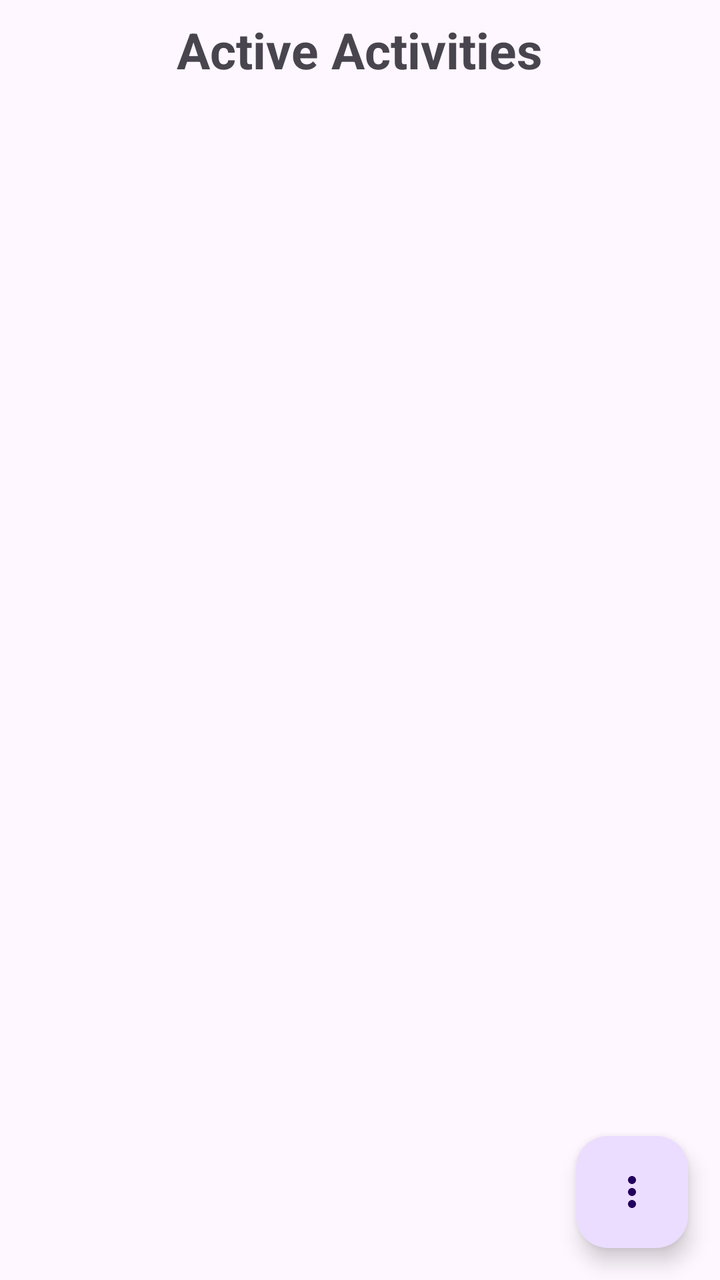
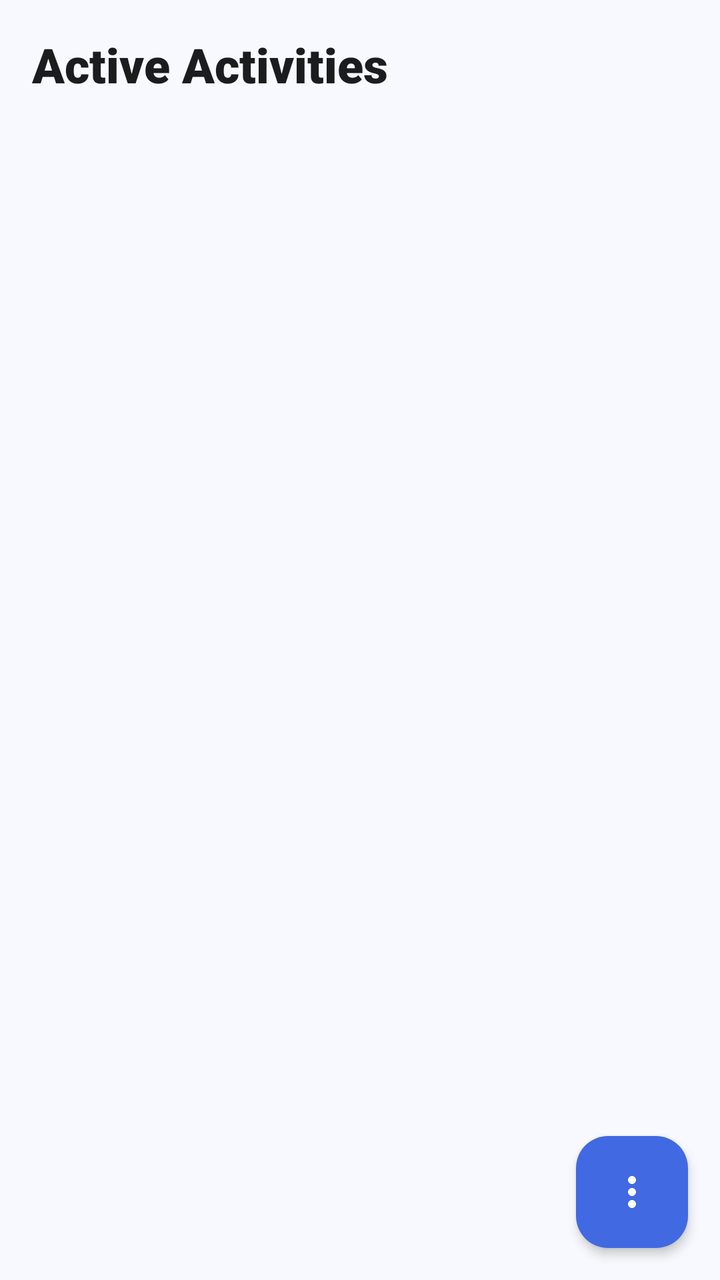

An Android layout rendered at two revisions. The XML below is the earlier revision; the diff shows what the commit changed to produce the second picture.
<!-- AndroidManifest.xml: application theme Theme.ActivityTracker -->
<!-- res/layout/fragment_active_activities.xml -->
<?xml version="1.0" encoding="utf-8"?>
<RelativeLayout xmlns:android="http://schemas.android.com/apk/res/android"
    xmlns:tools="http://schemas.android.com/tools"
    xmlns:app="http://schemas.android.com/apk/res-auto"
    android:layout_width="match_parent"
    android:layout_height="match_parent"
    android:theme="@style/Base.Theme.ActivityTracker"
    tools:context=".ActiveActivitiesFragment">

    <LinearLayout
        android:id="@+id/activityNameLayout"
        android:layout_width="match_parent"
        android:layout_height="wrap_content"
        android:orientation="vertical"
        android:layout_marginTop="8dp"
        android:gravity="center_horizontal">

        <TextView
            android:id="@+id/activityNameView"
            android:layout_width="wrap_content"
            android:layout_height="wrap_content"
            android:text="Active Activities"
            android:textSize="25sp"
            android:textStyle="bold" />
    </LinearLayout>

    
    <RelativeLayout
        android:id="@+id/searchItemLayout"
        android:layout_width="match_parent"
        android:layout_height="wrap_content"
        android:visibility="gone"
        android:layout_below="@+id/activityNameLayout"
        android:padding="16dp">

        <EditText
            android:id="@+id/itemSearch"
            android:layout_width="match_parent"
            android:layout_height="wrap_content"
            android:hint="Search Activity" />

        <ImageButton
            android:id="@+id/clearButton"
            android:layout_width="wrap_content"
            android:layout_height="wrap_content"
            android:layout_alignParentEnd="true"
            android:layout_centerVertical="true"
            android:src="@drawable/ic_clear"
            android:padding="5dp" />
    </RelativeLayout>

    
    <RelativeLayout
        android:id="@+id/addItemLayout"
        android:layout_width="match_parent"
        android:layout_height="wrap_content"
        android:layout_below="@id/searchItemLayout"
        android:visibility="gone"
        android:padding="16dp">

        <EditText
            android:id="@+id/itemName"
            android:layout_width="match_parent"
            android:layout_height="wrap_content"
            android:hint="Activity Name"
            android:layout_toStartOf="@id/sendButton" />

        <ImageButton
            android:id="@+id/sendButton"
            android:layout_width="wrap_content"
            android:layout_height="wrap_content"
            android:layout_alignParentEnd="true"
            android:layout_centerVertical="true"
            android:src="@drawable/ic_send" />
    </RelativeLayout>

    
    <androidx.recyclerview.widget.RecyclerView
        android:id="@+id/activityRecyclerView"
        android:layout_width="match_parent"
        android:layout_height="match_parent"
        android:layout_below="@id/addItemLayout"
        android:layout_marginTop="16dp"
        android:paddingStart="16dp"
        android:paddingEnd="16dp"
        app:layoutManager="androidx.recyclerview.widget.LinearLayoutManager"/>

    
    <com.google.android.material.floatingactionbutton.FloatingActionButton
        android:id="@+id/fabActionButton"
        android:layout_width="wrap_content"
        android:layout_height="wrap_content"
        android:layout_alignParentEnd="true"
        android:layout_alignParentBottom="true"
        android:layout_marginEnd="16dp"
        android:layout_marginBottom="16dp"
        android:src="@drawable/ic_more_vert" />

    <com.google.android.material.floatingactionbutton.FloatingActionButton
        android:id="@+id/addActionButton"
        android:layout_width="wrap_content"
        android:layout_height="wrap_content"
        android:layout_above="@id/fabActionButton"
        android:layout_alignStart="@id/fabActionButton"
        android:layout_marginBottom="16dp"
        android:visibility="gone"
        android:src="@drawable/ic_add" />

    <com.google.android.material.floatingactionbutton.FloatingActionButton
        android:id="@+id/searchActionButton"
        android:layout_width="wrap_content"
        android:layout_height="wrap_content"
        android:layout_above="@id/addActionButton"
        android:layout_alignStart="@id/addActionButton"
        android:visibility="gone"
        android:layout_marginBottom="16dp"
        android:src="@drawable/ic_search" />

</RelativeLayout>
<!-- resources referenced by this layout -->
<resources>
  <!-- drawable ic_add (drawable) -->
  <?xml version="1.0" encoding="utf-8"?>
  <vector android:height="24dp"
      android:tint="#ffffff"
      android:viewportHeight="24"
      android:viewportWidth="24"
      android:width="24dp"
      xmlns:android="http://schemas.android.com/apk/res/android">
      <path
          android:fillColor="@android:color/white"
          android:pathData="M12,2C6.48,2 2,6.48 2,12s4.48,10 10,10 10,-4.48 10,-10S17.52,2 12,2zM17,13h-4v4h-2v-4L7,13v-2h4L11,7h2v4h4v2z" />
  </vector>
  <!-- drawable ic_clear (drawable) -->
  <?xml version="1.0" encoding="utf-8"?>
  <vector android:height="24dp"
      android:viewportHeight="24"
      android:viewportWidth="24"
      android:width="24dp"
      xmlns:android="http://schemas.android.com/apk/res/android">
      <path
          android:fillColor="@color/black"
          android:pathData="M19,6.41L17.59,5 12,10.59 6.41,5 5,6.41 10.59,12 5,17.59 6.41,19 12,13.41 17.59,19 19,17.59 13.41,12z" />
  </vector>
  <!-- drawable ic_search (drawable) -->
  <?xml version="1.0" encoding="utf-8"?>
  <vector android:height="24dp"
      android:tint="#ffffff"
      android:viewportHeight="24"
      android:viewportWidth="24"
      android:width="24dp"
      xmlns:android="http://schemas.android.com/apk/res/android">
      <path
          android:fillColor="@android:color/white"
          android:pathData="M15.5,14h-0.79l-0.28,-0.27C15.41,12.59 16,11.11 16,9.5 16,5.91 13.09,3 9.5,3S3,5.91 3,9.5 5.91,16 9.5,16c1.61,0 3.09,-0.59 4.23,-1.57l0.27,0.28v0.79l5,4.99L20.49,19l-4.99,-5zM9.5,14C7.01,14 5,11.99 5,9.5S7.01,5 9.5,5 14,7.01 14,9.5 11.99,14 9.5,14z" />
  </vector>
  <!-- drawable ic_send (drawable) -->
  <?xml version="1.0" encoding="utf-8"?>
  <vector android:autoMirrored="true"
      android:height="24dp"
      android:tint="#ffffff"
      android:viewportHeight="24"
      android:viewportWidth="24"
      android:width="24dp"
      xmlns:android="http://schemas.android.com/apk/res/android">
      <path
          android:fillColor="@android:color/white"
          android:pathData="M2.01,21L23,12 2.01,3 2,10l15,2 -15,2z" />
  </vector>
  <style name="Theme.ActivityTracker" parent="Base.Theme.ActivityTracker" />
  <color name="black">#FF000000</color>
  <color name="colorRoyalBlue">#4169E1</color>
  <color name="colorDodgerBlue">#1E90FF</color>
  <color name="white">#FFFFFFFF</color>
  <color name="colorLightYellow">#FFFFE0</color>
  <color name="colorBoundaryBlue">#1E88E5</color>
  <!-- unchanged entries left out for length: 2 -->
</resources>

<!-- the commit's change to res/layout/fragment_active_activities.xml (unified diff, before → after) -->
@@ -1,27 +1,31 @@
 <?xml version="1.0" encoding="utf-8"?>
 <RelativeLayout xmlns:android="http://schemas.android.com/apk/res/android"
+    xmlns:app="http://schemas.android.com/apk/res-auto"
     xmlns:tools="http://schemas.android.com/tools"
-    xmlns:app="http://schemas.android.com/apk/res-auto"
     android:layout_width="match_parent"
     android:layout_height="match_parent"
+    android:background="@color/surface_light"
     android:theme="@style/Base.Theme.ActivityTracker"
     tools:context=".ActiveActivitiesFragment">
 
+    
     <LinearLayout
         android:id="@+id/activityNameLayout"
         android:layout_width="match_parent"
         android:layout_height="wrap_content"
         android:orientation="vertical"
-        android:layout_marginTop="8dp"
-        android:gravity="center_horizontal">
+        android:paddingHorizontal="@dimen/padding_large"
+        android:paddingTop="@dimen/padding_large"
+        android:paddingBottom="@dimen/padding_tiny">
 
         <TextView
             android:id="@+id/activityNameView"
             android:layout_width="wrap_content"
             android:layout_height="wrap_content"
-            android:text="Active Activities"
-            android:textSize="25sp"
-            android:textStyle="bold" />
+            android:text="@string/title_active_activities"
+            android:textSize="@dimen/text_size_large"
+            android:textColor="@color/black"
+            android:fontFamily="sans-serif-black" />
     </LinearLayout>
 
     
@@ -29,24 +33,38 @@
         android:id="@+id/searchItemLayout"
         android:layout_width="match_parent"
         android:layout_height="wrap_content"
-        android:visibility="gone"
-        android:layout_below="@+id/activityNameLayout"
-        android:padding="16dp">
+        android:layout_below="@id/activityNameLayout"
+        android:layout_marginHorizontal="@dimen/margin_large"
+        android:layout_marginTop="@dimen/margin_standard"
+        android:background="@drawable/bg_action_bar_input"
+        android:paddingHorizontal="@dimen/padding_medium"
+        android:paddingVertical="@dimen/padding_tiny"
+        android:elevation="@dimen/card_elevation"
+        android:visibility="gone">
 
         <EditText
             android:id="@+id/itemSearch"
             android:layout_width="match_parent"
-            android:layout_height="wrap_content"
-            android:hint="Search Activity" />
+            android:layout_height="44dp"
+            android:layout_toStartOf="@id/clearButton"
+            android:background="@null"
+            android:hint="@string/hint_search_activity"
+            android:textColor="@color/black"
+            android:textColorHint="@color/light_gray"
+            android:textSize="@dimen/text_size_body"
+            android:inputType="text"
+            android:imeOptions="actionSearch" />
 
         <ImageButton
             android:id="@+id/clearButton"
-            android:layout_width="wrap_content"
-            android:layout_height="wrap_content"
+            android:layout_width="40dp"
+            android:layout_height="40dp"
             android:layout_alignParentEnd="true"
             android:layout_centerVertical="true"
+            android:background="?attr/selectableItemBackgroundBorderless"
             android:src="@drawable/ic_clear"
-            android:padding="5dp" />
+            android:contentDescription="@string/cd_clear_search"
+            app:tint="@color/light_gray" />
     </RelativeLayout>
 
     
@@ -55,23 +73,37 @@
         android:layout_width="match_parent"
         android:layout_height="wrap_content"
         android:layout_below="@id/searchItemLayout"
-        android:visibility="gone"
-        android:padding="16dp">
+        android:layout_marginHorizontal="@dimen/margin_large"
+        android:layout_marginTop="@dimen/margin_standard"
+        android:background="@drawable/bg_action_bar_input"
+        android:paddingHorizontal="@dimen/padding_medium"
+        android:paddingVertical="@dimen/padding_tiny"
+        android:elevation="@dimen/card_elevation"
+        android:visibility="gone">
 
         <EditText
             android:id="@+id/itemName"
             android:layout_width="match_parent"
-            android:layout_height="wrap_content"
-            android:hint="Activity Name"
-            android:layout_toStartOf="@id/sendButton" />
+            android:layout_height="44dp"
+            android:layout_toStartOf="@id/sendButton"
+            android:background="@null"
+            android:hint="@string/hint_activity_name"
+            android:textColor="@color/black"
+            android:textColorHint="@color/light_gray"
+            android:textSize="@dimen/text_size_body"
+            android:inputType="textCapSentences"
+            android:imeOptions="actionDone" />
 
         <ImageButton
             android:id="@+id/sendButton"
-            android:layout_width="wrap_content"
-            android:layout_height="wrap_content"
+            android:layout_width="40dp"
+            android:layout_height="40dp"
             android:layout_alignParentEnd="true"
             android:layout_centerVertical="true"
-            android:src="@drawable/ic_send" />
+            android:background="?attr/selectableItemBackgroundBorderless"
+            android:src="@drawable/ic_send"
+            android:contentDescription="@string/cd_add_activity"
+            app:tint="@color/colorRoyalBlue" />
     </RelativeLayout>
 
     
@@ -80,10 +112,11 @@
         android:layout_width="match_parent"
         android:layout_height="match_parent"
         android:layout_below="@id/addItemLayout"
-        android:layout_marginTop="16dp"
-        android:paddingStart="16dp"
-        android:paddingEnd="16dp"
-        app:layoutManager="androidx.recyclerview.widget.LinearLayoutManager"/>
+        android:layout_marginTop="@dimen/margin_standard"
+        android:clipToPadding="false"
+        android:paddingBottom="88dp"
+        android:scrollbars="none"
+        app:layoutManager="androidx.recyclerview.widget.LinearLayoutManager" />
 
     
     <com.google.android.material.floatingactionbutton.FloatingActionButton
@@ -92,28 +125,44 @@
         android:layout_height="wrap_content"
         android:layout_alignParentEnd="true"
         android:layout_alignParentBottom="true"
-        android:layout_marginEnd="16dp"
-        android:layout_marginBottom="16dp"
-        android:src="@drawable/ic_more_vert" />
+        android:layout_marginEnd="@dimen/fab_margin"
+        android:layout_marginBottom="@dimen/fab_margin"
+        android:src="@drawable/ic_more_vert"
+        android:contentDescription="@string/cd_fab_menu"
+        app:backgroundTint="@color/colorRoyalBlue"
+        app:tint="@color/white"
+        app:elevation="@dimen/card_elevation" />
 
+    
     <com.google.android.material.floatingactionbutton.FloatingActionButton
         android:id="@+id/addActionButton"
         android:layout_width="wrap_content"
         android:layout_height="wrap_content"
         android:layout_above="@id/fabActionButton"
         android:layout_alignStart="@id/fabActionButton"
-        android:layout_marginBottom="16dp"
+        android:layout_marginBottom="@dimen/margin_large"
+        android:src="@drawable/ic_add"
+        android:contentDescription="@string/cd_fab_add"
         android:visibility="gone"
-        android:src="@drawable/ic_add" />
+        app:fabSize="mini"
+        app:backgroundTint="@color/colorPrimary"
+        app:tint="@color/white"
+        app:elevation="@dimen/card_elevation" />
 
+    
     <com.google.android.material.floatingactionbutton.FloatingActionButton
         android:id="@+id/searchActionButton"
         android:layout_width="wrap_content"
         android:layout_height="wrap_content"
         android:layout_above="@id/addActionButton"
         android:layout_alignStart="@id/addActionButton"
+        android:layout_marginBottom="@dimen/margin_large"
+        android:src="@drawable/ic_search"
+        android:contentDescription="@string/cd_fab_search"
         android:visibility="gone"
-        android:layout_marginBottom="16dp"
-        android:src="@drawable/ic_search" />
+        app:fabSize="mini"
+        app:backgroundTint="@color/lavender"
+        app:tint="@color/white"
+        app:elevation="@dimen/card_elevation" />
 
 </RelativeLayout>
<!-- resource entries referenced after the edit -->
@@ -24,35 +24,63 @@
           android:pathData="M19,6.41L17.59,5 12,10.59 6.41,5 5,6.41 10.59,12 5,17.59 6.41,19 12,13.41 17.59,19 19,17.59 13.41,12z" />
   </vector>
   <!-- drawable ic_search (drawable) -->
-  <?xml version="1.0" encoding="utf-8"?>
-  <vector android:height="24dp"
-      android:tint="#ffffff"
-      android:viewportHeight="24"
+  <vector xmlns:android="http://schemas.android.com/apk/res/android"
+      android:width="24dp"
+      android:height="24dp"
       android:viewportWidth="24"
-      android:width="24dp"
-      xmlns:android="http://schemas.android.com/apk/res/android">
+      android:viewportHeight="24">
       <path
-          android:fillColor="@android:color/white"
-          android:pathData="M15.5,14h-0.79l-0.28,-0.27C15.41,12.59 16,11.11 16,9.5 16,5.91 13.09,3 9.5,3S3,5.91 3,9.5 5.91,16 9.5,16c1.61,0 3.09,-0.59 4.23,-1.57l0.27,0.28v0.79l5,4.99L20.49,19l-4.99,-5zM9.5,14C7.01,14 5,11.99 5,9.5S7.01,5 9.5,5 14,7.01 14,9.5 11.99,14 9.5,14z" />
+          android:fillColor="@color/white"
+          android:pathData="M15.5,14h-0.79l-0.28,-0.27C15.41,12.59 16,11.11 16,9.5 16,5.91 13.09,3 9.5,3S3,5.91 3,9.5 5.91,16 9.5,16c1.61,0 3.09,-0.59 4.23,-1.57l0.27,0.28v0.79l5,4.99L20.49,19l-4.99,-5zM9.5,14C7.01,14 5,11.99 5,9.5S7.01,5 9.5,5 14,7.01 14,9.5 11.99,14 9.5,14z"/>
   </vector>
   <!-- drawable ic_send (drawable) -->
-  <?xml version="1.0" encoding="utf-8"?>
-  <vector android:autoMirrored="true"
+  <vector xmlns:android="http://schemas.android.com/apk/res/android"
+      android:width="24dp"
       android:height="24dp"
-      android:tint="#ffffff"
-      android:viewportHeight="24"
       android:viewportWidth="24"
-      android:width="24dp"
-      xmlns:android="http://schemas.android.com/apk/res/android">
+      android:viewportHeight="24">
       <path
-          android:fillColor="@android:color/white"
-          android:pathData="M2.01,21L23,12 2.01,3 2,10l15,2 -15,2z" />
+          android:fillColor="@color/colorRoyalBlue"
+          android:pathData="M2.01,21L23,12 2.01,3 2,10l15,2 -15,2z"/>
   </vector>
+  <string name="cd_add_activity">Save activity</string>
+  <string name="cd_clear_search">Clear search input</string>
+  <string name="cd_fab_add">Add new activity</string>
+  <string name="cd_fab_menu">Toggle actions menu</string>
+  <string name="cd_fab_search">Search activities</string>
+  <string name="hint_activity_name">Enter new activity name...</string>
+  <string name="hint_search_activity">Search activity...</string>
+  <string name="title_active_activities">Active Activities</string>
   <style name="Theme.ActivityTracker" parent="Base.Theme.ActivityTracker" />
-  <color name="black">#FF000000</color>
+  <color name="border_gray">#E0E0E0</color>
+  <dimen name="pill_corner_radius">50dp</dimen>
+  <color name="black">#FF1A1C1E</color>
+  <color name="colorPrimary">#3F51B5</color>
   <color name="colorRoyalBlue">#4169E1</color>
+  <color name="lavender">#8692F7</color>
+  <color name="light_gray">#9E9E9E</color>
+  <color name="surface_light">#F8F9FE</color>
   <color name="colorDodgerBlue">#1E90FF</color>
   <color name="white">#FFFFFFFF</color>
+  <dimen name="card_elevation">3dp</dimen>
+  <dimen name="fab_margin">16dp</dimen>
+  <dimen name="margin_large">16dp</dimen>
+  <dimen name="margin_standard">8dp</dimen>
+  <dimen name="padding_large">16dp</dimen>
+  <dimen name="padding_medium">12dp</dimen>
+  <dimen name="padding_tiny">4dp</dimen>
+  <dimen name="text_size_body">14sp</dimen>
+  <dimen name="text_size_large">24sp</dimen>
+  <!-- drawable bg_action_bar_input (drawable) -->
+  <?xml version="1.0" encoding="utf-8"?>
+  <shape xmlns:android="http://schemas.android.com/apk/res/android"
+      android:shape="rectangle">
+      <solid android:color="@color/white" />
+      <stroke
+          android:width="1dp"
+          android:color="@color/border_gray" />
+      <corners android:radius="@dimen/pill_corner_radius" />
+  </shape>
   <color name="colorLightYellow">#FFFFE0</color>
   <color name="colorBoundaryBlue">#1E88E5</color>
   <!-- unchanged entries left out for length: 2 -->
